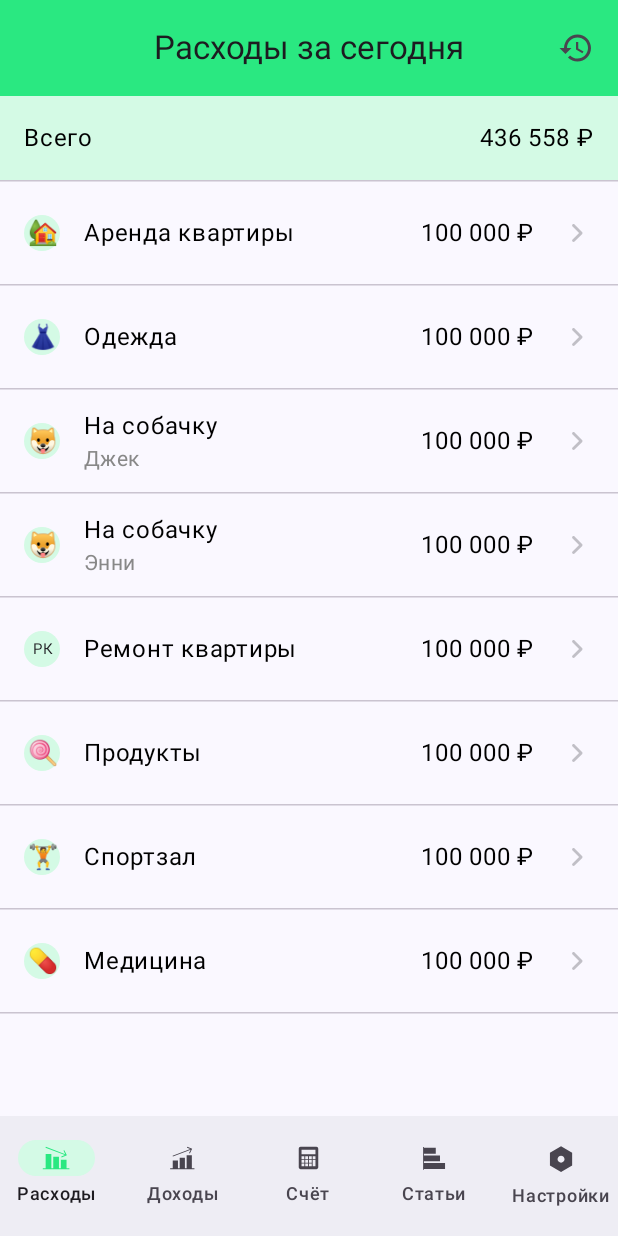
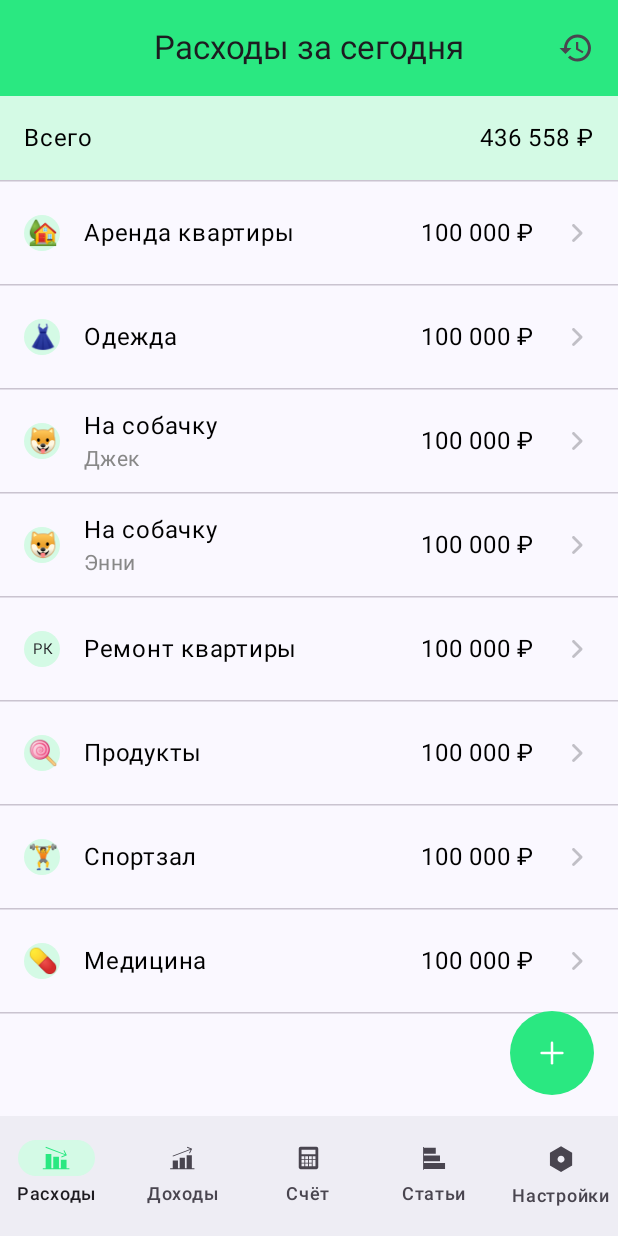
Before and after one commit to roganofff/yandex-smd, an Android app built with Jetpack Compose: the screen it shows after launch (MainActivity), on a phone screen of 412 x 824 dp. Run offline under Robolectric (Android 15) with nearby library versions, the phone set to English and light mode, and no system bars.

Commit message:
feat: added FAB and disabled it's elevation

```diff
--- a/app/src/main/java/quo/yandex/financialawareness/MainActivity.kt
+++ b/app/src/main/java/quo/yandex/financialawareness/MainActivity.kt
@@ -4,16 +4,8 @@ import android.os.Bundle
 import androidx.activity.ComponentActivity
 import androidx.activity.compose.setContent
 import androidx.activity.enableEdgeToEdge
-import androidx.compose.foundation.Image
-import androidx.compose.foundation.background
-import androidx.compose.foundation.layout.Box
-import androidx.compose.foundation.layout.WindowInsets
-import androidx.compose.foundation.layout.asPaddingValues
 import androidx.compose.foundation.layout.fillMaxSize
-import androidx.compose.foundation.layout.fillMaxWidth
-import androidx.compose.foundation.layout.height
 import androidx.compose.foundation.layout.padding
-import androidx.compose.foundation.layout.statusBars
 import androidx.compose.material3.Icon
 import androidx.compose.material3.NavigationBar
 import androidx.compose.material3.NavigationBarDefaults
@@ -28,7 +20,6 @@ import androidx.compose.runtime.saveable.rememberSaveable
 import androidx.compose.runtime.setValue
 import androidx.compose.ui.Modifier
 import androidx.compose.ui.graphics.Color
-import androidx.compose.ui.layout.ContentScale
 import androidx.compose.ui.res.painterResource
 import androidx.compose.ui.tooling.preview.Preview
 import androidx.navigation.compose.rememberNavController
@@ -86,10 +77,8 @@ fun AppScreen(modifier: Modifier = Modifier) {
                 }
             },
         ) { innerPadding ->
-            Box(modifier = Modifier) {
-                AppNavHost(navController, startDestination)
-                println(innerPadding)
-            }
+            AppNavHost(navController, startDestination, Modifier.padding(innerPadding))
+            println(innerPadding)
         }
     }
 }
--- a/app/src/main/java/quo/yandex/financialawareness/presentation/screens/ExpensesScreen.kt
+++ b/app/src/main/java/quo/yandex/financialawareness/presentation/screens/ExpensesScreen.kt
@@ -2,15 +2,20 @@ package quo.yandex.financialawareness.presentation.screens
 
 import androidx.compose.foundation.Image
 import androidx.compose.foundation.layout.Arrangement
+import androidx.compose.foundation.layout.Box
 import androidx.compose.foundation.layout.fillMaxSize
 import androidx.compose.foundation.layout.fillMaxWidth
 import androidx.compose.foundation.layout.padding
 import androidx.compose.foundation.layout.size
 import androidx.compose.foundation.lazy.LazyColumn
 import androidx.compose.foundation.lazy.items
+import androidx.compose.foundation.shape.CircleShape
 import androidx.compose.material3.CenterAlignedTopAppBar
 import androidx.compose.material3.ExperimentalMaterial3Api
+import androidx.compose.material3.FloatingActionButton
+import androidx.compose.material3.FloatingActionButtonDefaults
 import androidx.compose.material3.HorizontalDivider
+import androidx.compose.material3.Icon
 import androidx.compose.material3.IconButton
 import androidx.compose.material3.Scaffold
 import androidx.compose.material3.Text
@@ -93,4 +98,30 @@ fun ExpensesScreen(modifier: Modifier = Modifier) {
            }
         }
     }
+
+    Box(
+        modifier = modifier
+            .fillMaxSize()
+            .padding(end = 16.dp, bottom = 14.dp),
+        contentAlignment = Alignment.BottomEnd
+    ) {
+        FloatingActionButton(
+            modifier = Modifier.size(56.dp),
+            onClick = {  },
+            shape = CircleShape,
+            containerColor = Color(0xFF2AE881),
+            contentColor = Color.White,
+            elevation = FloatingActionButtonDefaults.elevation(
+                defaultElevation = 0.dp,
+                pressedElevation = 0.dp
+            ),
+        ) {
+            Icon(
+                painter = painterResource(id = R.drawable.ic_add),
+                contentDescription = null,
+                Modifier.size(16.dp)
+            )
+        }
+    }
+
 }
--- /dev/null
+++ b/app/src/main/res/drawable/ic_add.xml
@@ -0,0 +1,18 @@
+<vector xmlns:android="http://schemas.android.com/apk/res/android"
+    android:width="18dp"
+    android:height="18dp"
+    android:viewportWidth="18"
+    android:viewportHeight="18">
+  <path
+      android:pathData="M9,1.221L9,16.778"
+      android:strokeWidth="1.86667"
+      android:fillColor="#00000000"
+      android:strokeColor="#ffffff"
+      android:strokeLineCap="round"/>
+  <path
+      android:pathData="M1.222,9H16.778"
+      android:strokeWidth="1.86667"
+      android:fillColor="#00000000"
+      android:strokeColor="#ffffff"
+      android:strokeLineCap="round"/>
+</vector>
```
